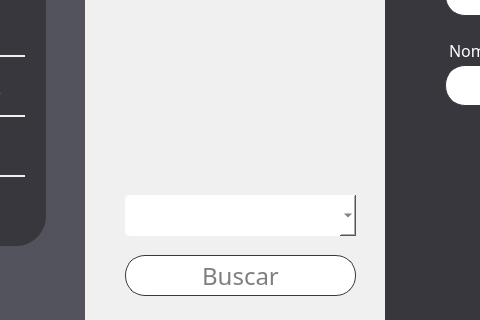
Qt form app/frontend/pantalla_adeudo_admin.ui (uRicardoCaballero/Radcomtest) before a commit; both pictures show x 255 to 735 and y 405 to 725 of the 1275 by 725 pixel window.
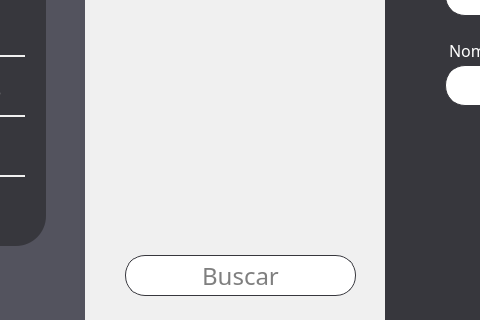
The same form after that commit. Icons and pictures are not drawn.

```diff
--- a/app/frontend/pantalla_adeudo_admin.ui
+++ b/app/frontend/pantalla_adeudo_admin.ui
@@ -859,31 +859,6 @@
      <string>Buscar</string>
     </property>
    </widget>
-   <widget class="QComboBox" name="Select1">
-    <property name="geometry">
-     <rect>
-      <x>40</x>
-      <y>600</y>
-      <width>231</width>
-      <height>41</height>
-     </rect>
-    </property>
-    <property name="font">
-     <font>
-      <family>Montserrat</family>
-      <pointsize>-1</pointsize>
-     </font>
-    </property>
-    <property name="styleSheet">
-     <string notr="true">QComboBox{
- 	background: #FFFFFF;
-	color: #37373d;
-	border-radius: 5px;
-	font-family: Montserrat; /* Type of font */
-    font-size: 16px;                /* Size of the text */
-}</string>
-    </property>
-   </widget>
   </widget>
   <widget class="QLabel" name="label">
    <property name="geometry">
```
